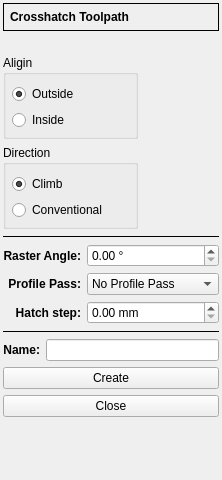
First picture: the form in plugins/gcode/hatching/hatchingform.ui, repository XRay3D/GERBER_X3, before the edit.
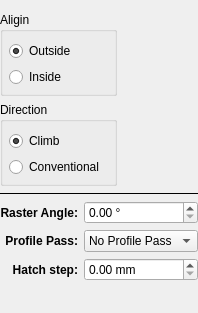
Second picture: the form after the edit. Icons and pictures are not drawn. Custom widgets are drawn as their Qt base class.

```diff
--- a/plugins/gcode/hatching/hatchingform.ui
+++ b/plugins/gcode/hatching/hatchingform.ui
@@ -6,8 +6,8 @@
    <rect>
     <x>0</x>
     <y>0</y>
-    <width>222</width>
-    <height>480</height>
+    <width>197</width>
+    <height>313</height>
    </rect>
   </property>
   <property name="windowTitle">
@@ -18,74 +18,21 @@
     <set>Qt::AlignRight|Qt::AlignTrailing|Qt::AlignVCenter</set>
    </property>
    <property name="leftMargin">
-    <number>3</number>
+    <number>0</number>
    </property>
    <property name="topMargin">
-    <number>3</number>
+    <number>0</number>
    </property>
    <property name="rightMargin">
-    <number>3</number>
+    <number>0</number>
    </property>
    <property name="bottomMargin">
-    <number>3</number>
+    <number>0</number>
    </property>
    <item row="0" column="0" colspan="2">
-    <widget class="QFrame" name="frame">
-     <property name="enabled">
-      <bool>true</bool>
-     </property>
-     <property name="sizePolicy">
-      <sizepolicy hsizetype="Preferred" vsizetype="Fixed">
-       <horstretch>0</horstretch>
-       <verstretch>0</verstretch>
-      </sizepolicy>
-     </property>
-     <property name="frameShape">
-      <enum>QFrame::Box</enum>
-     </property>
-     <property name="frameShadow">
-      <enum>QFrame::Plain</enum>
-     </property>
-     <layout class="QVBoxLayout" name="verticalLayout_2">
-      <property name="leftMargin">
-       <number>6</number>
-      </property>
-      <property name="topMargin">
-       <number>6</number>
-      </property>
-      <property name="rightMargin">
-       <number>6</number>
-      </property>
-      <property name="bottomMargin">
-       <number>6</number>
-      </property>
-      <item>
-       <widget class="QLabel" name="label">
-        <property name="enabled">
-         <bool>true</bool>
-        </property>
-        <property name="font">
-         <font>
-          <weight>75</weight>
-          <bold>true</bold>
-         </font>
-        </property>
-        <property name="text">
-         <string>Crosshatch Toolpath</string>
-        </property>
-       </widget>
-      </item>
-     </layout>
-    </widget>
+    <widget class="ToolSelectorForm" name="toolHolder" native="true"/>
    </item>
    <item row="1" column="0" colspan="2">
-    <widget class="DepthForm" name="dsbxDepth" native="true">
-     <property name="enabled">
-      <bool>true</bool>
-     </property>
-    </widget>
-   </item>
-   <item row="3" column="0" colspan="2">
     <layout class="QGridLayout" name="gridLayout">
      <item row="2" column="0">
       <widget class="QGroupBox" name="groupBox_4">
@@ -211,7 +158,7 @@
      </item>
     </layout>
    </item>
-   <item row="4" column="0" colspan="2">
+   <item row="2" column="0" colspan="2">
     <widget class="Line" name="line_3">
      <property name="frameShadow">
       <enum>QFrame::Plain</enum>
@@ -221,7 +168,7 @@
      </property>
     </widget>
    </item>
-   <item row="5" column="0" colspan="2">
+   <item row="3" column="0" colspan="2">
     <layout class="QFormLayout" name="formLayout_2">
      <property name="labelAlignment">
       <set>Qt::AlignRight|Qt::AlignTrailing|Qt::AlignVCenter</set>
@@ -245,7 +192,6 @@
        </property>
        <property name="font">
         <font>
-         <weight>75</weight>
          <bold>true</bold>
         </font>
        </property>
@@ -277,7 +223,6 @@
        </property>
        <property name="font">
         <font>
-         <weight>75</weight>
          <bold>true</bold>
         </font>
        </property>
@@ -315,7 +260,6 @@
       <widget class="QLabel" name="labelAcc">
        <property name="font">
         <font>
-         <weight>75</weight>
          <bold>true</bold>
         </font>
        </property>
@@ -348,94 +292,20 @@
      </item>
     </layout>
    </item>
-   <item row="6" column="0" colspan="2">
-    <widget class="Line" name="line_2">
-     <property name="enabled">
-      <bool>true</bool>
-     </property>
-     <property name="frameShadow">
-      <enum>QFrame::Plain</enum>
-     </property>
-     <property name="orientation">
-      <enum>Qt::Horizontal</enum>
-     </property>
-    </widget>
-   </item>
-   <item row="7" column="0">
-    <widget class="QLabel" name="label_6">
-     <property name="enabled">
-      <bool>true</bool>
-     </property>
-     <property name="sizePolicy">
-      <sizepolicy hsizetype="MinimumExpanding" vsizetype="Preferred">
-       <horstretch>0</horstretch>
-       <verstretch>0</verstretch>
-      </sizepolicy>
-     </property>
-     <property name="font">
-      <font>
-       <weight>75</weight>
-       <bold>true</bold>
-      </font>
-     </property>
-     <property name="text">
-      <string>Name:</string>
-     </property>
-     <property name="alignment">
-      <set>Qt::AlignRight|Qt::AlignTrailing|Qt::AlignVCenter</set>
-     </property>
-    </widget>
-   </item>
-   <item row="7" column="1">
-    <widget class="QLineEdit" name="leName">
-     <property name="enabled">
-      <bool>true</bool>
-     </property>
-    </widget>
-   </item>
-   <item row="8" column="0" colspan="2">
-    <widget class="QPushButton" name="pbCreate">
-     <property name="enabled">
-      <bool>true</bool>
-     </property>
-     <property name="text">
-      <string>Create</string>
-     </property>
-    </widget>
-   </item>
-   <item row="9" column="0" colspan="2">
-    <widget class="QPushButton" name="pbClose">
-     <property name="enabled">
-      <bool>true</bool>
-     </property>
-     <property name="text">
-      <string>Close</string>
-     </property>
-    </widget>
-   </item>
-   <item row="2" column="0" colspan="2">
-    <widget class="ToolSelectorForm" name="toolHolder" native="true"/>
-   </item>
   </layout>
  </widget>
  <customwidgets>
-  <customwidget>
-   <class>DepthForm</class>
-   <extends>QWidget</extends>
-   <header location="global">depthform.h</header>
-   <container>1</container>
-  </customwidget>
-  <customwidget>
-   <class>ToolSelectorForm</class>
-   <extends>QWidget</extends>
-   <header location="global">tool_selectorform.h</header>
-   <container>1</container>
-  </customwidget>
   <customwidget>
    <class>DoubleSpinBox</class>
    <extends>QDoubleSpinBox</extends>
    <header location="global">doublespinbox.h</header>
   </customwidget>
+  <customwidget>
+   <class>ToolSelectorForm</class>
+   <extends>QWidget</extends>
+   <header location="global">tool_selectorform.h</header>
+   <container>1</container>
+  </customwidget>
  </customwidgets>
  <resources/>
  <connections/>
```
